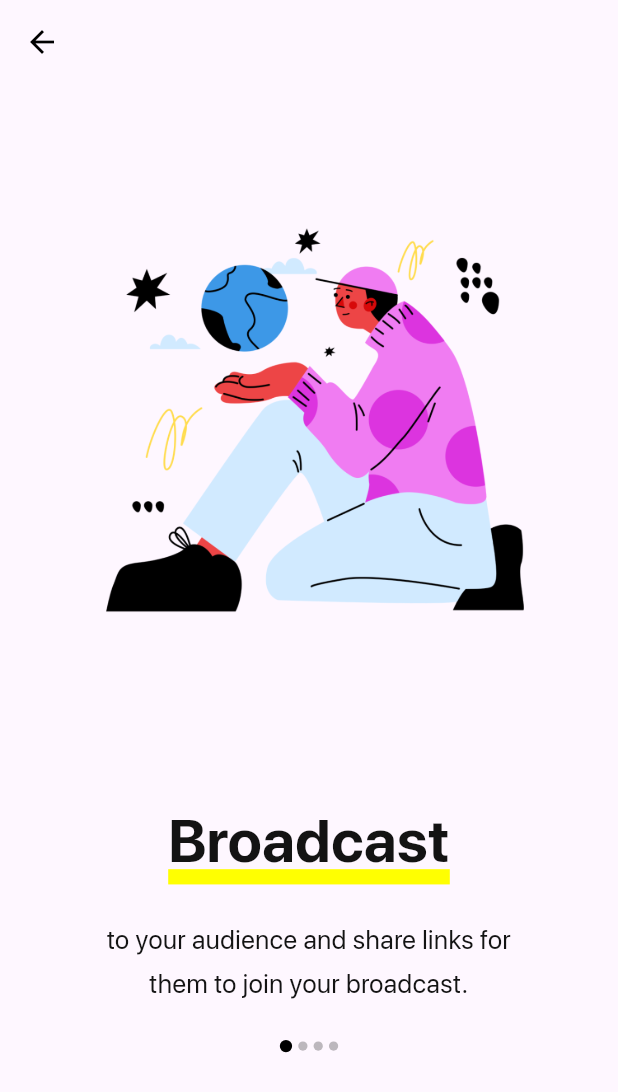
After one commit to Inklings-Ops/meno-fe-v2, a Flutter app: the OnboardingPage screen opened by its route, on a phone screen of 412 x 824 dp. The commit adds this screen. Shown: the top 1092 px of the screen. Run offline on Flutter 3.47's test engine with Material 2 defaults, Android fonts, the phone set to English and light mode, and no system bars; our stand-ins replace auto_route, dartz, dio, equatable, firebase_core, flutter_hooks and 14 more; missing offline and left inert: rive_splash_screen; accounts and stored records are empty; project files that could hold a hidden picture were left out.

Commit message:
feat: add Onboarding

```diff
--- a/lib/app/meno_app.dart
+++ b/lib/app/meno_app.dart
@@ -3,6 +3,7 @@ import 'package:flutter_riverpod/flutter_riverpod.dart';
 import 'package:flutter_screenutil/flutter_screenutil.dart';
 import 'package:meno_fe_v2/common/constants/m_colors.dart';
 import 'package:meno_fe_v2/core/router/m_router.dart';
+import 'package:meno_fe_v2/core/router/onboarding_guard.dart';
 import 'package:meno_fe_v2/core/theme/m_theme.dart';
 
 class MenoApp extends ConsumerStatefulWidget {
@@ -13,7 +14,7 @@ class MenoApp extends ConsumerStatefulWidget {
 }
 
 class _MenoAppState extends ConsumerState<MenoApp> {
-  final router = MRouter();
+  final router = MRouter(onboardingGuard: OnboardingGuard());
 
   @override
   Widget build(BuildContext context) {
--- a/lib/common/constants/m_keys.dart
+++ b/lib/common/constants/m_keys.dart
@@ -7,7 +7,7 @@ class MKeys {
   static const authCredentials = 'auth_credentials_';
   static const authToken = 'auth_token_';
   static const profile = 'auth_profile_';
-  static const onBoardingScreenKey = 'meno_initScreen_';
+  static const onboardingInit = 'meno_initScreen_';
   static const avatarKey = 'avatar_key_';
   static const bottomNavIndex = '_bottom_nav_index_';
   static const liveBroadcasts = '_live_broadcasts_';
--- a/lib/core/router/m_router.dart
+++ b/lib/core/router/m_router.dart
@@ -1,8 +1,9 @@
-import 'package:auto_route/annotations.dart';
 import 'package:auto_route/auto_route.dart';
 import 'package:flutter/material.dart';
 import 'package:meno_fe_v2/layout/layout_page.dart';
+import 'package:meno_fe_v2/modules/auth/presentation/pages/onboarding/onboarding_page.dart';
 import 'package:meno_fe_v2/splash_page.dart';
+import 'package:meno_fe_v2/core/router/onboarding_guard.dart';
 
 part 'm_router.gr.dart';
 
@@ -10,7 +11,15 @@ part 'm_router.gr.dart';
   replaceInRouteName: 'Page,Route',
   routes: <AutoRoute>[
     AutoRoute(page: SplashPage, initial: true),
-    AutoRoute(page: LayoutPage),
+    AutoRoute(page: OnboardingPage),
+    AutoRoute(
+      page: LayoutPage,
+      guards: [OnboardingGuard],
+    ),
   ],
 )
-class MRouter extends _$MRouter {}
+class MRouter extends _$MRouter {
+  MRouter({
+    required super.onboardingGuard,
+  });
+}
--- a/lib/core/theme/m_theme.dart
+++ b/lib/core/theme/m_theme.dart
@@ -12,10 +12,8 @@ class MTheme {
       visualDensity: VisualDensity.adaptivePlatformDensity,
       primaryColor: MColors.primary,
       primaryColorLight: MColors.primaryLight,
-      backgroundColor: MColors.background,
       primaryColorDark: Colors.black,
       highlightColor: MColors.highlight,
-      errorColor: MColors.danger,
       disabledColor: MColors.disabled,
       bottomSheetTheme: const BottomSheetThemeData(
         backgroundColor: Colors.transparent,
--- a/lib/main.dart
+++ b/lib/main.dart
@@ -1,6 +1,7 @@
 import 'package:firebase_core/firebase_core.dart';
 import 'package:flutter/material.dart';
 import 'package:flutter/services.dart';
+import 'package:flutter_riverpod/flutter_riverpod.dart';
 import 'package:flutter_screenutil/flutter_screenutil.dart';
 import 'package:meno_fe_v2/app/meno_app.dart';
 import 'package:meno_fe_v2/di/injection.dart';
@@ -13,5 +14,5 @@ Future<void> main() async {
   await ScreenUtil.ensureScreenSize();
   configureDependencies();
 
-  runApp(const MenoApp());
+  runApp(const ProviderScope(child: MenoApp()));
 }
--- /dev/null
+++ b/lib/modules/auth/domain/entities/onboarding_item.dart
@@ -0,0 +1,11 @@
+class OnboardingItem {
+  OnboardingItem({
+    required this.imageUrl,
+    required this.title,
+    required this.body,
+  });
+
+  String imageUrl;
+  String title;
+  String body;
+}
--- /dev/null
+++ b/lib/modules/auth/infrastructure/datasources/local/onboarding_items.dart
@@ -0,0 +1,24 @@
+import 'package:meno_fe_v2/modules/auth/domain/entities/onboarding_item.dart';
+
+List<OnboardingItem> onboardingItems = [
+  OnboardingItem(
+    title: 'Broadcast',
+    body: 'to your audience and share links for \nthem to join your broadcast.',
+    imageUrl: 'assets/images/onboarding/onboarding_1.png',
+  ),
+  OnboardingItem(
+    title: 'Stream',
+    body: 'broadcasts from individuals or \nministries you are interested in.',
+    imageUrl: 'assets/images/onboarding/onboarding_2.png',
+  ),
+  OnboardingItem(
+    title: 'Read Bible',
+    body: 'as you stream, have an immersive \nexperience',
+    imageUrl: 'assets/images/onboarding/onboarding_3.png',
+  ),
+  OnboardingItem(
+    title: 'Take Notes',
+    body: 'as you stream, have an immersive \nexperience',
+    imageUrl: 'assets/images/onboarding/onboarding_4.png',
+  ),
+];
--- /dev/null
+++ b/lib/modules/auth/presentation/pages/onboarding/onboarding_page.dart
@@ -0,0 +1,77 @@
+import 'package:flutter/material.dart';
+import 'package:flutter_hooks/flutter_hooks.dart';
+import 'package:hooks_riverpod/hooks_riverpod.dart';
+import 'package:meno_fe_v2/common/utils/m_size.dart';
+import 'package:meno_fe_v2/modules/auth/application/onboarding/onboarding_notifier.dart';
+import 'package:meno_fe_v2/modules/auth/domain/entities/onboarding_item.dart';
+import 'package:meno_fe_v2/modules/auth/infrastructure/datasources/local/onboarding_items.dart';
+import 'package:meno_fe_v2/modules/auth/presentation/widgets/onboarding/dots.dart';
+import 'package:meno_fe_v2/modules/auth/presentation/widgets/onboarding/onboarding_buttons.dart';
+import 'package:meno_fe_v2/modules/auth/presentation/widgets/onboarding/onboarding_content.dart';
+import 'package:meno_fe_v2/modules/auth/presentation/widgets/onboarding/skip_button.dart';
+
+class OnboardingPage extends StatefulHookConsumerWidget {
+  const OnboardingPage({super.key});
+
+  @override
+  ConsumerState<ConsumerStatefulWidget> createState() => _OnboardingPageState();
+}
+
+class _OnboardingPageState extends ConsumerState<OnboardingPage> {
+  final animationDuration = const Duration(seconds: 8);
+  late Animation<double> animation;
+  final List<OnboardingItem> _allOnboardingItems = onboardingItems;
+
+  @override
+  Widget build(BuildContext context) {
+    final count = ref.watch(onboardingProvider);
+    final event = ref.watch(onboardingProvider.notifier);
+    final item = _allOnboardingItems[count];
+
+    final controller = useAnimationController(duration: animationDuration);
+
+    useEffect(() {
+      animation = CurvedAnimation(parent: controller, curve: Curves.easeIn);
+      event.initialize(controller);
+      return;
+    }, const []);
+
+    return Scaffold(
+      extendBodyBehindAppBar: true,
+      appBar: AppBar(
+        backgroundColor: Colors.transparent,
+        actions: [SkipButton(visible: event.isSkipVisible())],
+      ),
+      body: Center(
+        child: SingleChildScrollView(
+          physics: const NeverScrollableScrollPhysics(),
+          padding: MSize.pFromLTRB(16, 20, 16, 0),
+          child: GestureDetector(
+            behavior: HitTestBehavior.opaque,
+            onHorizontalDragEnd: event.handleSwipe,
+            child: Column(
+              crossAxisAlignment: CrossAxisAlignment.center,
+              children: [
+                MSize.vS(56),
+                Image.asset(item.imageUrl, width: MSize.w(268)),
+                MSize.vS(94),
+                const OnboardingContent(),
+                MSize.vS(23),
+                const Dots(),
+                const OnboardingButtons(),
+                MSize.vS(56),
+              ],
+            ),
+          ),
+        ),
+      ),
+    );
+  }
+
+  @override
+  void dispose() {
+    final event = ref.read(onboardingProvider.notifier);
+    event.dispose();
+    super.dispose();
+  }
+}
--- /dev/null
+++ b/lib/modules/auth/presentation/widgets/onboarding/dots.dart
@@ -0,0 +1,41 @@
+import 'package:flutter/material.dart';
+import 'package:flutter_riverpod/flutter_riverpod.dart';
+import 'package:meno_fe_v2/common/utils/m_size.dart';
+import 'package:meno_fe_v2/modules/auth/application/onboarding/onboarding_notifier.dart';
+import 'package:meno_fe_v2/modules/auth/infrastructure/datasources/local/onboarding_items.dart';
+
+class Dots extends ConsumerWidget {
+  const Dots({super.key});
+
+  @override
+  Widget build(BuildContext context, WidgetRef ref) {
+    final count = ref.watch(onboardingProvider);
+    int length = onboardingItems.length;
+    List dots = List.generate(length, (index) => index);
+
+    final selectedColor = Theme.of(context).primaryColorDark;
+    const unselectedColor = Colors.black26;
+
+    return Row(
+      mainAxisAlignment: MainAxisAlignment.center,
+      crossAxisAlignment: CrossAxisAlignment.center,
+      children: [
+        for (var i = 0; i < length; i++) ...[
+          Container(
+            height: MSize.h(
+              dots[i] == count ? MSize.r(8) : MSize.r(6),
+            ),
+            width: MSize.h(
+              dots[i] == count ? MSize.r(8) : MSize.r(6),
+            ),
+            margin: MSize.pSymmetric(h: 2),
+            decoration: BoxDecoration(
+              color: dots[i] == count ? selectedColor : unselectedColor,
+              shape: BoxShape.circle,
+            ),
+          ),
+        ]
+      ],
+    );
+  }
+}
--- /dev/null
+++ b/lib/modules/auth/presentation/widgets/onboarding/onboarding_content.dart
@@ -0,0 +1,60 @@
+import 'package:flutter/material.dart';
+import 'package:flutter_riverpod/flutter_riverpod.dart';
+import 'package:meno_fe_v2/common/utils/m_size.dart';
+import 'package:meno_fe_v2/modules/auth/application/onboarding/onboarding_notifier.dart';
+import 'package:meno_fe_v2/modules/auth/infrastructure/datasources/local/onboarding_items.dart';
+
+class OnboardingContent extends ConsumerWidget {
+  const OnboardingContent({super.key});
+
+  @override
+  Widget build(BuildContext context, WidgetRef ref) {
+    final count = ref.watch(onboardingProvider);
+    final item = onboardingItems[count];
+
+    return IntrinsicWidth(
+      child: Column(
+        children: [
+          Stack(
+            alignment: Alignment.bottomCenter,
+            children: [
+              Positioned(
+                left: 0,
+                right: 0,
+                child: Container(
+                  height: MSize.h(10),
+                  color: Theme.of(context).colorScheme.secondary,
+                ),
+              ),
+              Text(
+                item.title,
+                textAlign: TextAlign.center,
+                style: TextStyle(
+                  color: const Color(0xFF131313),
+                  letterSpacing: 0.36,
+                  fontWeight: FontWeight.w700,
+                  fontSize: MSize.fS(36),
+                ),
+              ),
+            ],
+          ),
+          MSize.vS(22),
+          Container(
+            alignment: Alignment.center,
+            child: Text(
+              item.body,
+              textAlign: TextAlign.center,
+              style: TextStyle(
+                color: const Color(0xFF131313),
+                letterSpacing: 0.36,
+                fontWeight: FontWeight.w400,
+                fontSize: MSize.fS(16),
+                height: MSize.r(1.6),
+              ),
+            ),
+          ),
+        ],
+      ),
+    );
+  }
+}
--- a/pubspec.yaml
+++ b/pubspec.yaml
@@ -54,7 +54,7 @@ dependencies:
   dio: ^4.0.6
   retrofit: ^3.3.1
   http_parser: ^4.0.2
-  rive_splash_screen: ^0.1.1
+  rive_splash_screen:
   lottie: ^2.1.0
   agora_rtc_engine: ^6.1.0
   permission_handler: ^10.2.0
```
Also changed, not shown: lib/core/router/onboarding_guard.dart (added, +26 -0 lines), lib/modules/auth/application/onboarding/onboarding_notifier.dart (added, +99 -0 lines), lib/modules/auth/presentation/widgets/onboarding/onboarding_buttons.dart (added, +57 -0 lines), lib/modules/auth/presentation/widgets/onboarding/skip_button.dart (added, +34 -0 lines), lib/services/secure_storage_Service.dart (+5 -3 lines), lib/core/router/m_router.gr.dart, pubspec.lock, 1 other file.
